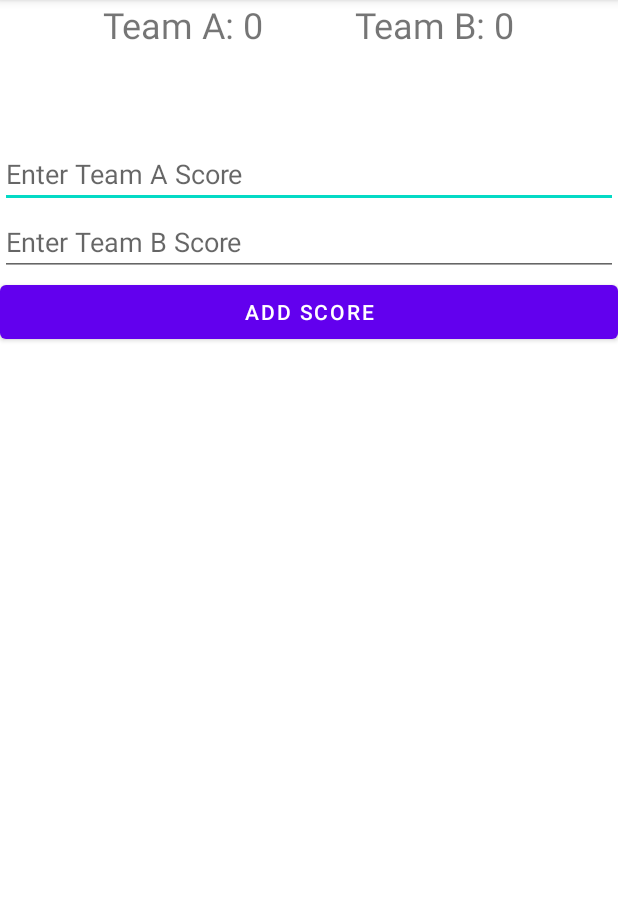
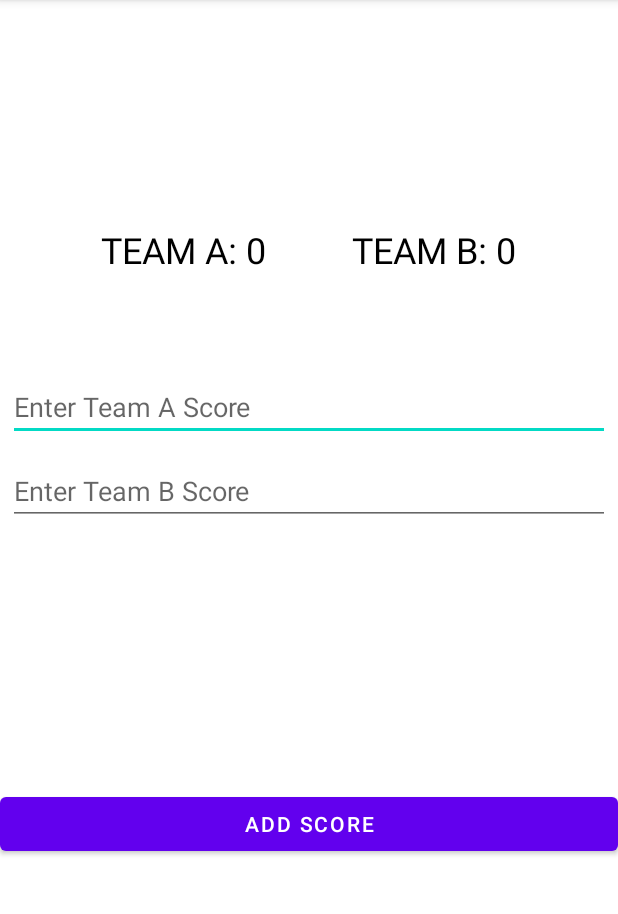
Before and after one commit to thattechchic/WomenTechstersApp, an Android app: the screen it shows after launch (MainActivity), after a tap on "ADD SCORE", on a phone screen of 412 x 824 dp, the part 84-998 px from its top. Run offline under Robolectric (Android 15) with nearby library versions, the phone set to English and light mode, and no system bars.

Commit message:
Made Score board better Changed the team colors to black

```diff
--- a/app/src/main/java/com/tech4dev/wta/MainActivity.kt
+++ b/app/src/main/java/com/tech4dev/wta/MainActivity.kt
@@ -1,5 +1,6 @@
 package com.tech4dev.wta
 
+import android.app.AlertDialog
 import androidx.appcompat.app.AppCompatActivity
 import android.os.Bundle
 import android.widget.Button
@@ -15,8 +16,8 @@ class MainActivity : AppCompatActivity() {
     private lateinit var enterTeamB_Score: EditText
     private lateinit var addScoreButton: Button
 
-    private var aScore = 0
-    private var bScore = 0
+    private var aScore = ""
+    private var bScore = ""
 
     override fun onCreate(savedInstanceState: Bundle?) {
         super.onCreate(savedInstanceState)
@@ -29,12 +30,30 @@ class MainActivity : AppCompatActivity() {
         teamB_Score = findViewById(R.id.teamB_Score)
 
         addScoreButton.setOnClickListener{
-            aScore = enterTeamA_Score.text.toString().toInt()
-            bScore = enterTeamB_Score.text.toString().toInt()
+            Toast.makeText(this, "Add Score Button has been clicked", Toast.LENGTH_LONG).show()
+            aScore = enterTeamA_Score.text.toString()
+            bScore = enterTeamB_Score.text.toString()
 
-            Toast.makeText(this, "Team A Score is $aScore\n Team B score is $bScore", Toast.LENGTH_LONG).show()
-            teamA_Score.text = "Team A: $aScore"
-            teamB_Score.text = "Team B: $bScore"
+            if (aScore.isNullOrEmpty()){
+                Toast.makeText(this, "Enter a Valid Number", Toast.LENGTH_LONG).show()
+            }else if (bScore.isNullOrEmpty()){
+                Toast.makeText(this, "Enter a Valid Number", Toast.LENGTH_LONG).show()
+            }else {
+                teamA_Score.text = "Team A: $aScore"
+                teamB_Score.text = "Team B: $bScore"
+
+                var msg = if(aScore.toInt() > bScore.toInt()){
+                    "Team A is the winner"
+                }else {
+                    "Team B is the winner!"
+                }
+
+                var alertDialogue = AlertDialog.Builder(this)
+                alertDialogue.setMessage(msg)
+                    .setTitle("Who is the winner?")
+                    .setPositiveButton("ok", null)
+                    .show()
+            }
         }
     }
 }
--- a/app/src/main/res/layout/activity_main.xml
+++ b/app/src/main/res/layout/activity_main.xml
@@ -14,7 +14,8 @@
         android:layout_height="93dp"
         android:layout_gravity="center"
         android:gravity="center_horizontal"
-        android:orientation="horizontal">
+        android:orientation="horizontal"
+        android:layout_marginTop="150dp">
 
         <TextView
             android:id="@+id/teamA_Score"
@@ -22,7 +23,8 @@
             android:layout_height="44dp"
             android:text="TEAM A: 0"
             android:textAlignment="center"
-            android:textSize="24sp" />
+            android:textSize="24sp"
+            android:textColor="#000000"/>
 
         <TextView
             android:id="@+id/teamB_Score"
@@ -30,7 +32,8 @@
             android:layout_height="44dp"
             android:text="TEAM B: 0"
             android:textAlignment="center"
-            android:textSize="24sp" />
+            android:textSize="24sp"
+            android:textColor="#000000" />
     </LinearLayout>
 
     <EditText
@@ -39,6 +42,7 @@
         android:layout_height="wrap_content"
         android:ems="10"
         android:hint="Enter Team A Score"
+        android:layout_margin="5dp"
         android:inputType="textPersonName" />
 
     <EditText
@@ -47,12 +51,14 @@
         android:layout_height="wrap_content"
         android:ems="10"
         android:hint="Enter Team B Score"
+        android:layout_margin="5dp"
         android:inputType="textPersonName" />
 
     <Button
         android:id="@+id/addScoreButton"
         android:layout_width="match_parent"
         android:layout_height="wrap_content"
+        android:layout_marginTop="170dp"
         android:text="ADD SCORE" />
 
 </LinearLayout>
```
